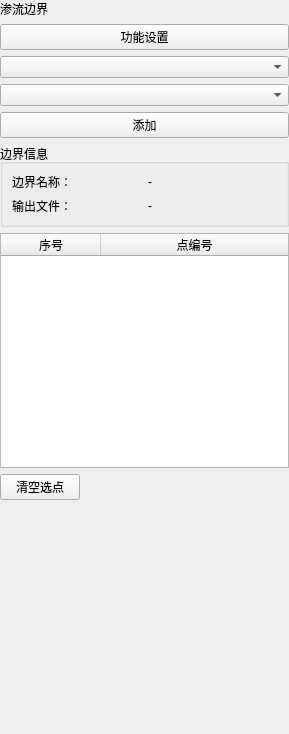
Above: plugins/Base_Slover/SeepageBoundaryPage.ui from asd977/base_cae before the change. Below: the same form after it.
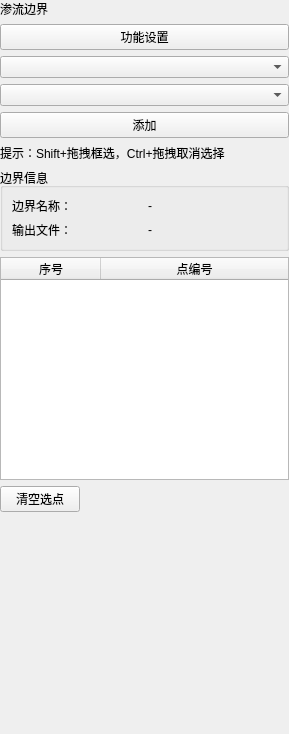
That is the form after the change. Custom widgets are drawn as their Qt base class.

Commit message: Add box selection hints to pick pages

```diff
--- a/plugins/Base_Slover/SeepageBoundaryPage.ui
+++ b/plugins/Base_Slover/SeepageBoundaryPage.ui
@@ -53,6 +53,16 @@
      </property>
     </widget>
    </item>
+   <item>
+    <widget class="QLabel" name="boxSelectHintLabel">
+     <property name="text">
+      <string>提示：Shift+拖拽框选，Ctrl+拖拽取消选择</string>
+     </property>
+     <property name="wordWrap">
+      <bool>true</bool>
+     </property>
+    </widget>
+   </item>
    <item>
     <widget class="QGroupBox" name="groupBoxInfo">
      <property name="title">
```
The commit also changes 13 other files.
